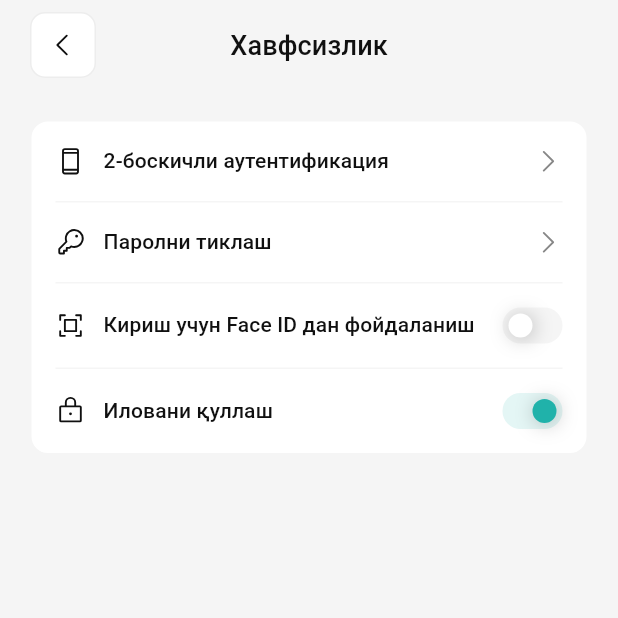
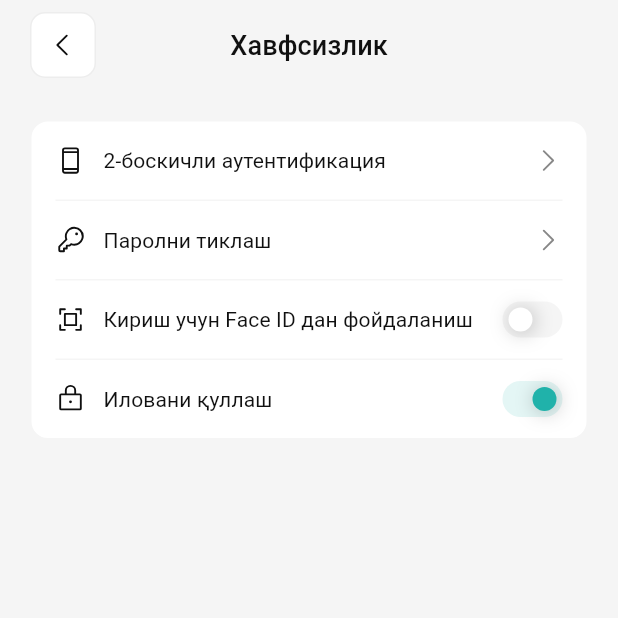
Before and after one commit to sarvarbeksoporboyev8-debug/mylex, a Flutter app: the SecurityScreen screen opened by its route, on a phone screen of 412 x 824 dp, the top half of it. Run offline on Flutter 3.47's test engine with Material 3 defaults, Android fonts, the phone set to English and light mode, and no system bars; our stand-ins replace dio, flutter_animate, flutter_markdown, flutter_riverpod, flutter_secure_storage, go_router and 7 more; missing offline and left inert: syncfusion_flutter_pdfviewer, webview_flutter_android, webview_flutter_wkwebview; accounts and stored records are empty; network calls fail; Roboto replaces fonts that are missing (Onest).

Commit message:
Refactor security_screen and terms_conditions_screen to use shared widgets
Co-authored-by: sarvarbeksoporboyev8-debug <251588596+sarvarbeksoporboyev8-debug@users.noreply.github.com>

```diff
--- a/lib/features/settings/presentation/screens/security_screen.dart
+++ b/lib/features/settings/presentation/screens/security_screen.dart
@@ -4,8 +4,8 @@ import 'package:go_router/go_router.dart';
 import 'package:phosphor_flutter/phosphor_flutter.dart';
 import '../../../../core/routing/app_routes.dart';
 import '../../../../core/theme/app_colors.dart';
-import '../../../../core/theme/app_typography.dart';
 import '../../../../core/localization/app_strings.dart';
+import '../widgets/settings_widgets.dart';
 
 class SecurityScreen extends ConsumerStatefulWidget {
   const SecurityScreen({super.key});
@@ -25,8 +25,10 @@ class _SecurityScreenState extends ConsumerState<SecurityScreen> {
       body: SafeArea(
         child: Column(
           children: [
-            // Header - h-[60px], pb-[12px] pt-[8px] px-[20px]
-            _buildHeader(context),
+            // Header
+            SettingsScreenHeader(
+              title: ref.watch(stringsProvider).security,
+            ),
             // Content - single scroll area on app background
             Expanded(
               child: SingleChildScrollView(
@@ -46,50 +48,6 @@ class _SecurityScreenState extends ConsumerState<SecurityScreen> {
     );
   }
 
-  Widget _buildHeader(BuildContext context) {
-    return SizedBox(
-      height: 60,
-      child: Padding(
-        padding: const EdgeInsets.symmetric(horizontal: 20),
-        child: Stack(
-          alignment: Alignment.center,
-          children: [
-            Align(
-              alignment: Alignment.centerLeft,
-              child: GestureDetector(
-                onTap: () => context.pop(),
-                child: Container(
-                  width: 44,
-                  height: 44,
-                  decoration: BoxDecoration(
-                    border: Border.all(color: const Color(0xFFEDEDED)),
-                    borderRadius: BorderRadius.circular(10),
-                    color: Colors.white,
-                  ),
-                  child: const Icon(
-                    PhosphorIconsRegular.caretLeft,
-                    size: 20,
-                    color: Color(0xFF101010),
-                  ),
-                ),
-              ),
-            ),
-            Text(
-              ref.watch(stringsProvider).security,
-              style: const TextStyle(
-                fontFamily: 'Onest',
-                fontWeight: FontWeight.w500,
-                fontSize: 18,
-                height: 1.5,
-                color: Color(0xFF101010),
-              ),
-            ),
-          ],
-        ),
-      ),
-    );
-  }
-
   Widget _buildSecurityCard() {
     final strings = ref.watch(stringsProvider);
     return Container(
@@ -100,85 +58,60 @@ class _SecurityScreenState extends ConsumerState<SecurityScreen> {
       ),
       child: Column(
         children: [
-          _buildSecurityRow(
+          SettingsMenuItem(
             icon: PhosphorIconsRegular.deviceMobile,
             label: strings.twoFactorAuthentication,
+            fontSize: 14,
+            height: 52,
+            horizontalPadding: 16,
+            iconTextGap: 12,
             trailing: const Icon(
               PhosphorIconsRegular.caretRight,
               size: 20,
               color: Color(0xFF878787),
             ),
-            onTap: () {
-              context.push(AppRoutes.twoFactorChangeEmail);
-            },
+            onTap: () => context.push(AppRoutes.twoFactorChangeEmail),
           ),
           _buildDivider(),
-          _buildSecurityRow(
+          SettingsMenuItem(
             icon: PhosphorIconsRegular.key,
             label: strings.resetPassword,
+            fontSize: 14,
+            height: 52,
+            horizontalPadding: 16,
+            iconTextGap: 12,
             trailing: const Icon(
               PhosphorIconsRegular.caretRight,
               size: 20,
               color: Color(0xFF878787),
             ),
-            onTap: () {
-              context.push(AppRoutes.forgotPassword);
-            },
+            onTap: () => context.push(AppRoutes.forgotPassword),
           ),
           _buildDivider(),
-          _buildSecurityRow(
+          SettingsMenuItem(
             icon: PhosphorIconsRegular.scan,
             label: strings.useFaceIdToLogin,
+            fontSize: 14,
+            height: 52,
+            horizontalPadding: 16,
+            iconTextGap: 12,
             trailing: _buildToggle(_faceIdEnabled, (value) {
               setState(() => _faceIdEnabled = value);
             }),
           ),
           _buildDivider(),
-          _buildSecurityRow(
+          SettingsMenuItem(
             icon: PhosphorIconsRegular.lock,
             label: strings.appLock,
+            fontSize: 14,
+            height: 52,
+            horizontalPadding: 16,
+            iconTextGap: 12,
             trailing: _buildToggle(_appLockEnabled, (value) {
               setState(() => _appLockEnabled = value);
             }),
           ),
         ],
-      ),
-    );
-  }
-
-  Widget _buildSecurityRow({
-    required IconData icon,
-    required String label,
-    Widget? trailing,
-    VoidCallback? onTap,
-  }) {
-    return InkWell(
-      onTap: onTap,
-      child: Container(
-        padding: const EdgeInsets.all(16),
-        child: Row(
-          children: [
-            Icon(
-              icon,
-              size: 20,
-              color: const Color(0xFF101010),
-            ),
-            const SizedBox(width: 12),
-            Expanded(
-              child: Text(
-                label,
-                style: TextStyle(
-                  fontFamily: 'Onest',
-                  fontWeight: FontWeight.w500,
-                  fontSize: 14,
-                  height: 1.5,
-                  color: const Color(0xFF101010),
-                ),
-              ),
-            ),
-            if (trailing != null) trailing,
-          ],
-        ),
       ),
     );
   }
--- /dev/null
+++ b/lib/features/settings/presentation/widgets/settings_screen_header.dart
@@ -0,0 +1,74 @@
+import 'package:flutter/material.dart';
+import 'package:go_router/go_router.dart';
+import 'package:phosphor_flutter/phosphor_flutter.dart';
+
+/// A reusable settings screen header with back button and title.
+///
+/// This widget provides a consistent header layout for settings screens.
+class SettingsScreenHeader extends StatelessWidget {
+  /// The title to display in the header
+  final String title;
+
+  /// Whether to show the back button
+  final bool showBackButton;
+
+  /// The height of the header
+  final double height;
+
+  /// The horizontal padding
+  final double horizontalPadding;
+
+  const SettingsScreenHeader({
+    super.key,
+    required this.title,
+    this.showBackButton = true,
+    this.height = 60,
+    this.horizontalPadding = 20,
+  });
+
+  @override
+  Widget build(BuildContext context) {
+    return SizedBox(
+      height: height,
+      child: Padding(
+        padding: EdgeInsets.symmetric(horizontal: horizontalPadding),
+        child: Stack(
+          alignment: Alignment.center,
+          children: [
+            if (showBackButton)
+              Align(
+                alignment: Alignment.centerLeft,
+                child: GestureDetector(
+                  onTap: () => context.pop(),
+                  child: Container(
+                    width: 44,
+                    height: 44,
+                    decoration: BoxDecoration(
+                      border: Border.all(color: const Color(0xFFEDEDED)),
+                      borderRadius: BorderRadius.circular(10),
+                      color: Colors.white,
+                    ),
+                    child: const Icon(
+                      PhosphorIconsRegular.caretLeft,
+                      size: 20,
+                      color: Color(0xFF101010),
+                    ),
+                  ),
+                ),
+              ),
+            Text(
+              title,
+              style: const TextStyle(
+                fontFamily: 'Onest',
+                fontWeight: FontWeight.w500,
+                fontSize: 18,
+                height: 1.5,
+                color: Color(0xFF101010),
+              ),
+            ),
+          ],
+        ),
+      ),
+    );
+  }
+}
--- a/lib/features/settings/presentation/widgets/settings_widgets.dart
+++ b/lib/features/settings/presentation/widgets/settings_widgets.dart
@@ -6,3 +6,4 @@ export 'settings_menu_item.dart';
 export 'settings_profile_header.dart';
 export 'settings_payment_card.dart';
 export 'language_selector_modal.dart';
+export 'settings_screen_header.dart';
```
Also changed, not shown: lib/features/settings/presentation/screens/terms_conditions_screen.dart (+5 -50 lines).
